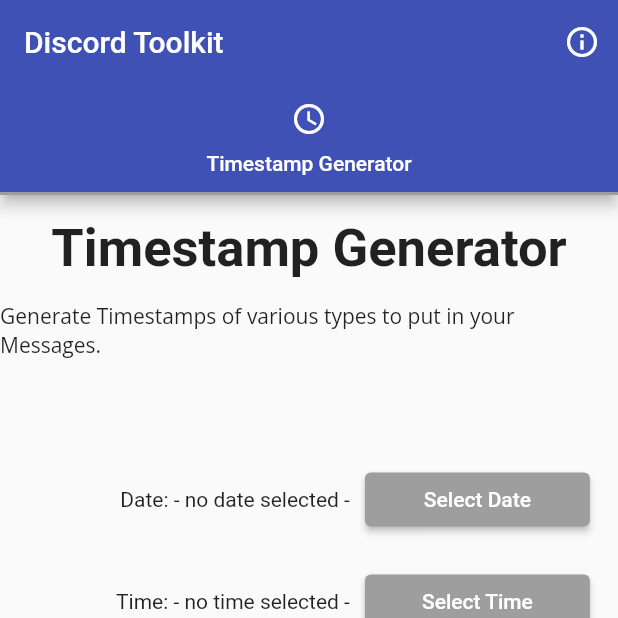
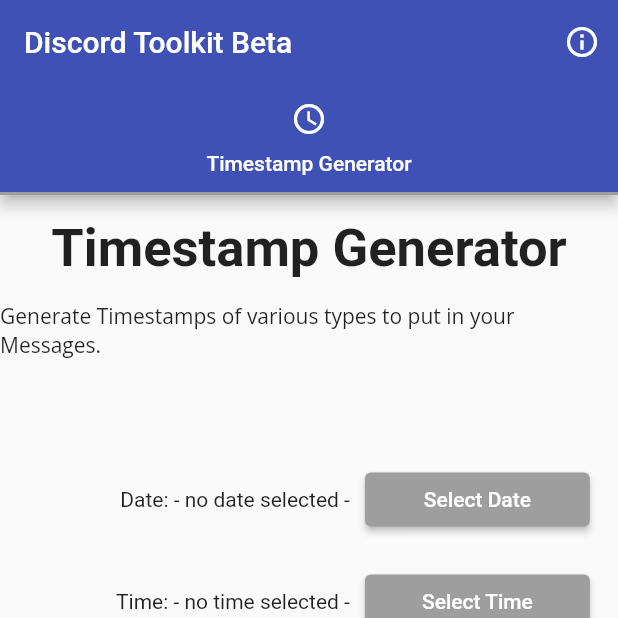
Before and after one commit to AstragoDETechnologies/discord_toolkit, a Flutter app: the screen it shows after launch, on a phone screen of 412 x 824 dp, the top half of it. Run offline on Flutter 3.47's test engine with Material 2 defaults, Android fonts, the phone set to English and light mode, and no system bars; our stand-ins replace google_fonts, jiffy; missing offline and left inert: clipboard.

Commit message:
2nd version done

```diff
--- a/lib/main.dart
+++ b/lib/main.dart
@@ -13,7 +13,7 @@
     return Builder(builder: (context) {
       return MaterialApp(
         debugShowCheckedModeBanner: false,
-        title: 'Discord Toolkit',
+        title: 'Discord Toolkit Beta',
         theme: ThemeData(
           colorScheme: ColorScheme.light().copyWith(
             primary: Colors.indigo,
--- a/lib/src/home_page/home_page.dart
+++ b/lib/src/home_page/home_page.dart
@@ -14,7 +14,7 @@
       child: Scaffold(
         appBar: AppBar(
           backgroundColor: Theme.of(context).colorScheme.primary,
-          title: Text("Discord Toolkit"),
+          title: Text("Discord Toolkit Beta"),
           bottom: TabBar(
             tabs: [
               Tab(
--- a/lib/src/home_page/tabs/timestamp_generator_tab.dart
+++ b/lib/src/home_page/tabs/timestamp_generator_tab.dart
@@ -95,7 +95,7 @@
       setState(() {
         _output = "<t:" + _calculatedUnix.toString() + ":f>";
         _formattedOutput = DateFormat("MMMM dd, yyyy").format(_calculatedDate) +
-            " at " +
+            " " +
             DateFormat("H:mm a").format(_calculatedDate);
       });
     }
@@ -103,7 +103,7 @@
       setState(() {
         _output = "<t:" + _calculatedUnix.toString() + ":F>";
         _formattedOutput = DateFormat("EEEE, MMMM dd, yyyy").format(_calculatedDate) +
-            " at " +
+            " " +
             DateFormat("H:mm a").format(_calculatedDate);
       });
     }
```
Also changed, not shown: 1 other file.
